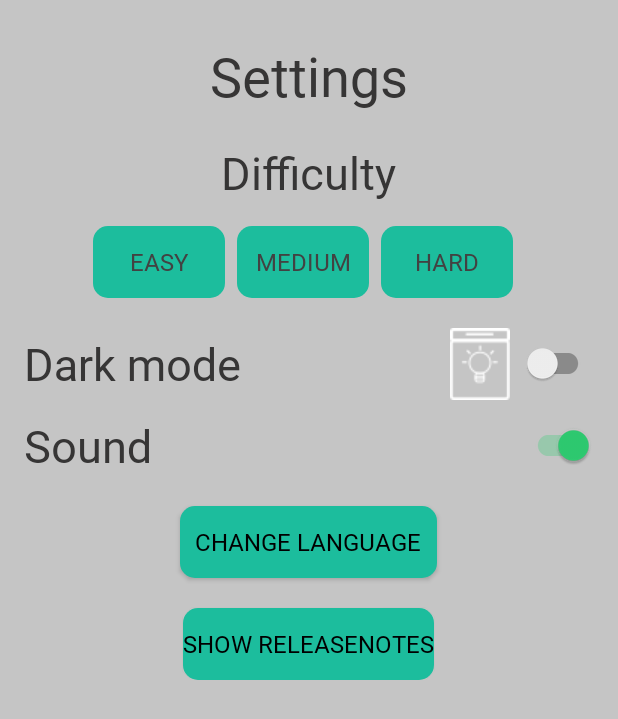
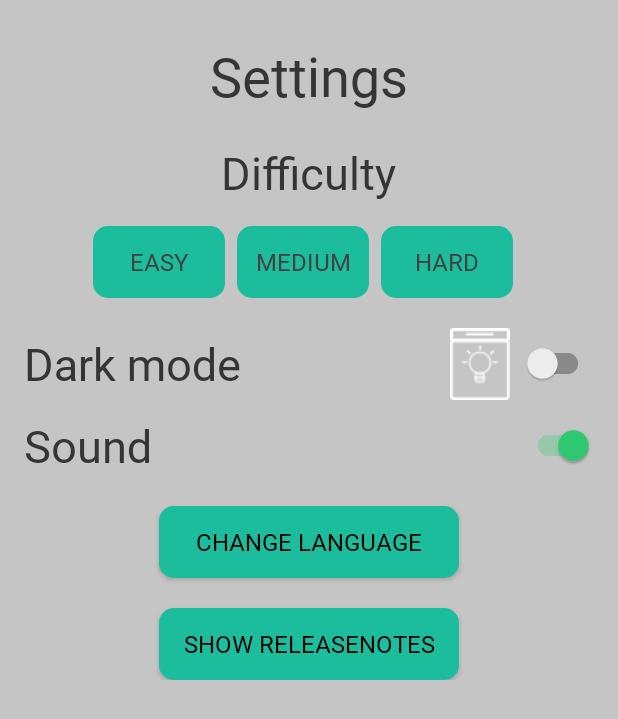
Before and after one commit to Stensel8/Half-a-Minute-IT-Madness-Android, an Android app: the Settings screen opened directly, with no data from a screen before it, on a phone screen of 412 x 824 dp. Shown: the top 719 px of the screen. Run offline under Robolectric (Android 15) with nearby library versions, the phone set to English and light mode, and no system bars.

Commit message:
Button
- Changed changelog button in settings

```diff
--- a/app/src/main/res/layout/settings.xml
+++ b/app/src/main/res/layout/settings.xml
@@ -146,7 +146,7 @@
         <!-- Language Change Button -->
         <Button
             android:id="@+id/btnChangeLanguage"
-            android:layout_width="wrap_content"
+            android:layout_width="200dp"
             android:layout_height="wrap_content"
             android:background="@drawable/rounded_btn"
             android:onClick="showChangeLanguageDialog"
@@ -159,10 +159,9 @@
             android:layout_marginTop="20dp" />
 
         <!-- Welcome and Updates Button -->
-        <!-- TODO: perhaps make button wider -->
         <Button
             android:id="@+id/btnShowWelcomeAndUpdates"
-            android:layout_width="wrap_content"
+            android:layout_width="200dp"
             android:layout_height="wrap_content"
             android:background="@drawable/rounded_btn"
             android:onClick="showWelcomeAndUpdates"
```
